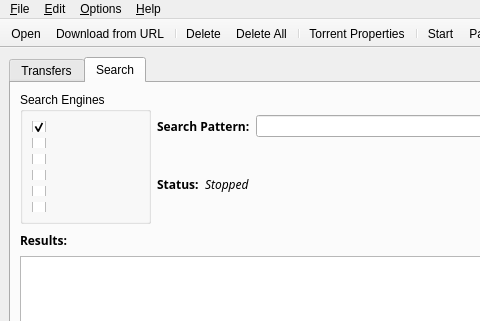
Old version of the form src/MainWindow.ui in the repository SysAdminDoc/qBittorrent-Vanced; both pictures show x 0 to 480 and y 0 to 321 of the 849 by 528 pixel window.
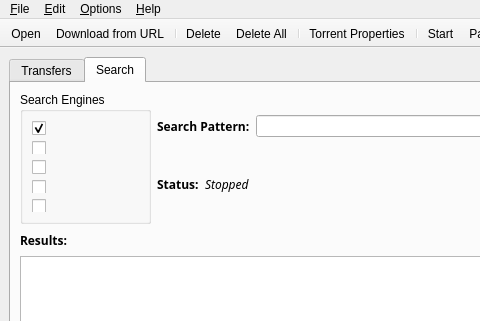
New version of the form. The open tabs and pages were chosen to show the change.

Commit message: - Fixed download from url function (should be a lot less buggy). It improves downloads from search engine since it uses this function - Removed torrentReactor search engine (hopefully temporarilly) because I can't manage to download from their links using libcurl - When HTTP response code is 500 (5xx in fact: too busy), downloader will retry 10 times every second.

```diff
--- a/src/MainWindow.ui
+++ b/src/MainWindow.ui
@@ -404,13 +404,6 @@
                </property>
               </widget>
              </item>
-             <item>
-              <widget class="QCheckBox" name="reactor" >
-               <property name="text" >
-                <string/>
-               </property>
-              </widget>
-             </item>
              <item>
               <widget class="QCheckBox" name="isohunt" >
                <property name="text" >
```
The commit also changes 4 other files.
